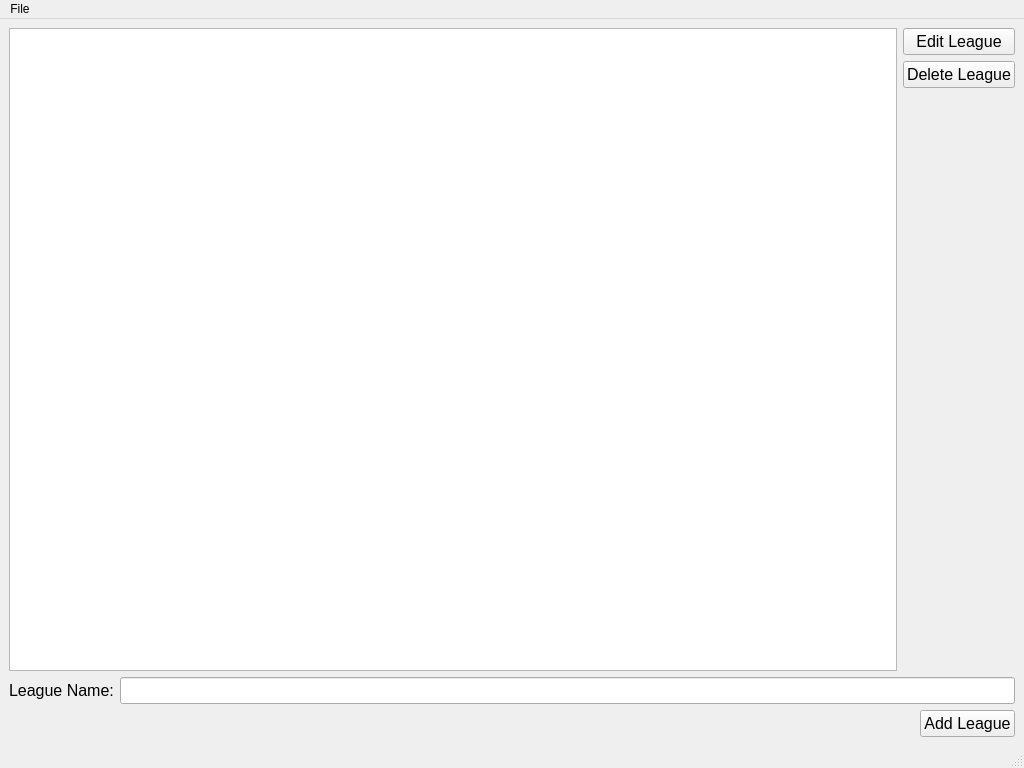
Above: ui/main.ui from Jim-Kowalski/Jim-Kowalski-CPSC-4970-CurlingLeague before the change. Below: the same form after it.
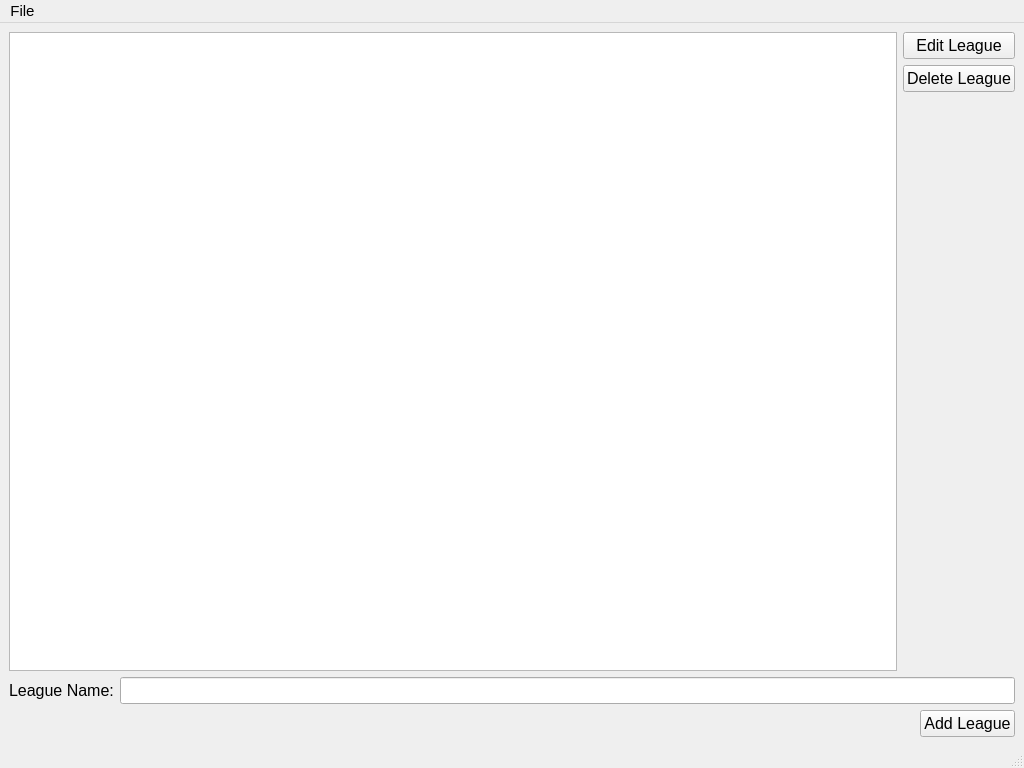
That is the form after the change.

Commit message: 2024-04-24 - Updated ReadMe.md and changed some of the UI font sizes for each form.

Diff of the .ui file:
```diff
--- a/ui/main.ui
+++ b/ui/main.ui
@@ -25,6 +25,11 @@
      <layout class="QHBoxLayout" name="horizontalLayout_2">
       <item>
        <widget class="QTableWidget" name="league_table_widget">
+        <property name="font">
+         <font>
+          <pointsize>11</pointsize>
+         </font>
+        </property>
         <property name="mouseTracking">
          <bool>true</bool>
         </property>
@@ -184,10 +189,20 @@
      <x>0</x>
      <y>0</y>
      <width>1024</width>
-     <height>22</height>
+     <height>26</height>
     </rect>
    </property>
+   <property name="font">
+    <font>
+     <pointsize>11</pointsize>
+    </font>
+   </property>
    <widget class="QMenu" name="menuFile">
+    <property name="font">
+     <font>
+      <pointsize>10</pointsize>
+     </font>
+    </property>
     <property name="title">
      <string>File</string>
     </property>
```
The commit also changes 4 other files.
